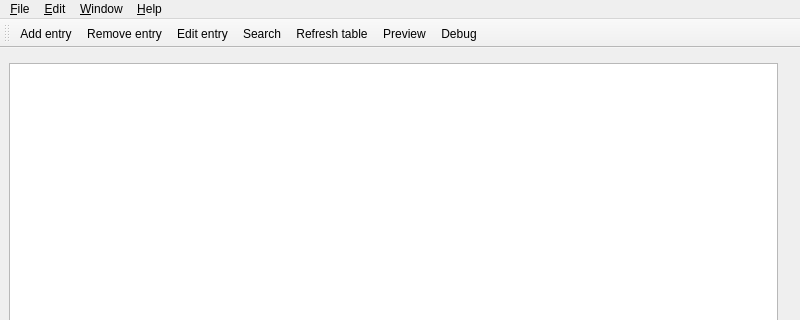
Qt form amt/views/ui/mainwindow.ui (eg0rim/amt) before a commit; both pictures show x 0 to 800 and y 0 to 320 of the 800 by 600 pixel window.
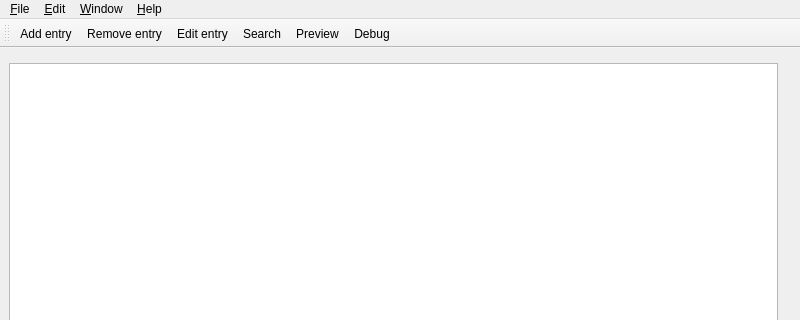
The same form after that commit. Custom widgets are drawn as their Qt base class.

Commit message: remove unused actions

```diff
--- a/amt/views/ui/mainwindow.ui
+++ b/amt/views/ui/mainwindow.ui
@@ -115,7 +115,6 @@
    <addaction name="actionDel"/>
    <addaction name="actionEdit"/>
    <addaction name="actionSearch"/>
-   <addaction name="actionUpdate"/>
    <addaction name="actionPreview"/>
    <addaction name="actionDebug"/>
   </widget>
```
Left out of the diff: 6 changed lines with no effect on the pictures.
